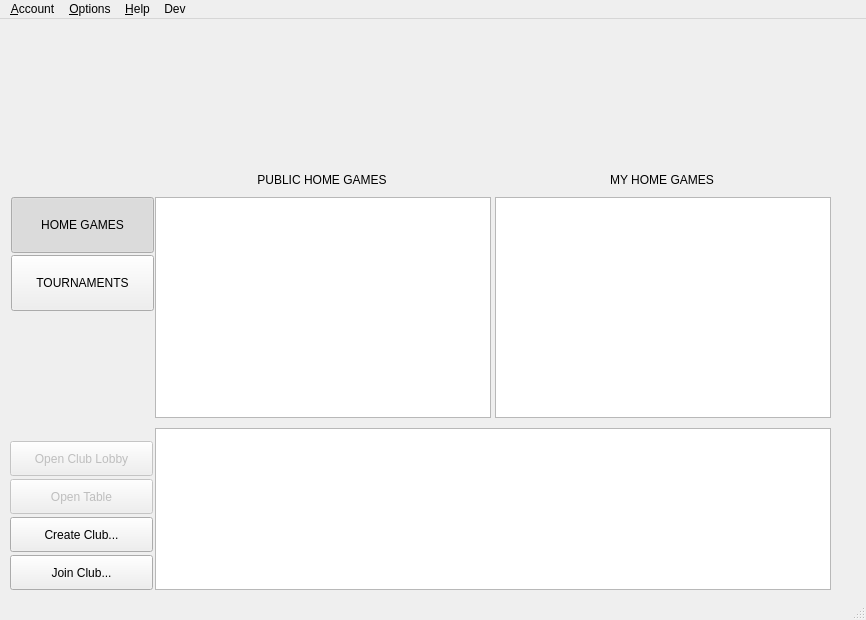
Before: the Qt Designer form qt-client/client/main_window.ui in paunovic/chipup-poker, drawn with Qt 5.
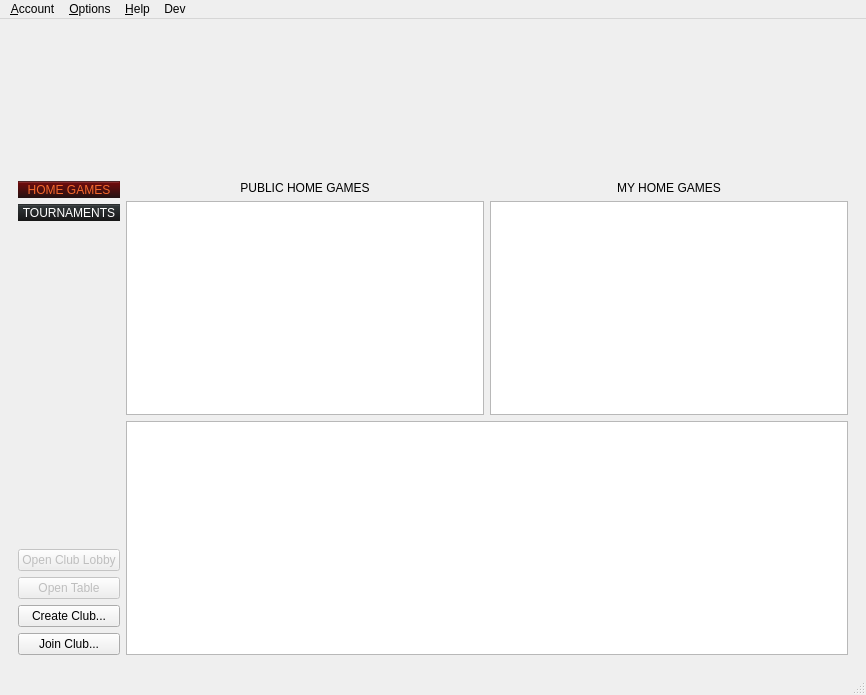
After: the same form once the commit is applied. Icons and pictures are not drawn.

Commit message: saving the latest club lobby changes

```diff
--- a/qt-client/client/main_window.ui
+++ b/qt-client/client/main_window.ui
@@ -7,7 +7,7 @@
     <x>0</x>
     <y>0</y>
     <width>866</width>
-    <height>620</height>
+    <height>695</height>
    </rect>
   </property>
   <property name="sizePolicy">
@@ -19,6 +19,22 @@
   <property name="windowTitle">
    <string>ChipUP Poker</string>
   </property>
+  <property name="styleSheet">
+   <string notr="true">QPushButton#btHomeGames, QPushButton#btTournaments,#btHomeGamesDummy,#btTournamentsDummy {
+	border-image: none;
+	background-color: qlineargradient(x1:0, y1:0, x2:0, y2:1, stop: 0 #343a3c, stop: 1 #171717);
+	border-top: 2px solid qlineargradient(x1:0, y1:0, x2:0, y2:1, stop: 0 #202223, stop: 1 #4b5152);
+	color: white;
+	min-width: 11em;
+	padding-top: 1em;
+	padding-bottom: 1em;
+}
+QPushButton:checked#btHomeGamesDummy, QPushButton:checked#btTournamentsDummy {
+	background-color: qlineargradient(x1:0, y1:0, x2:0, y2:1, stop: 0 #780b0b, stop: 1 #221212);
+	color: #f5682c;
+	border-top: 2px solid qlineargradient(x1:0, y1:0, x2:0, y2:1, stop: 0 #3a2425, stop: 1 #9f2f2f);
+}</string>
+  </property>
   <property name="unifiedTitleAndToolBarOnMac">
    <bool>false</bool>
   </property>
@@ -46,134 +62,105 @@
     </item>
     <item>
      <widget class="QWidget" name="paMain" native="true">
-      <widget class="QPushButton" name="btHomeGames">
-       <property name="geometry">
-        <rect>
-         <x>11</x>
-         <y>34</y>
-         <width>143</width>
-         <height>56</height>
-        </rect>
-       </property>
-       <property name="text">
-        <string>HOME GAMES</string>
-       </property>
-       <property name="checkable">
-        <bool>true</bool>
-       </property>
-       <property name="checked">
-        <bool>true</bool>
-       </property>
-      </widget>
-      <widget class="QPushButton" name="btTournaments">
-       <property name="geometry">
-        <rect>
-         <x>11</x>
-         <y>92</y>
-         <width>143</width>
-         <height>56</height>
-        </rect>
-       </property>
-       <property name="text">
-        <string>TOURNAMENTS</string>
-       </property>
-       <property name="checkable">
-        <bool>true</bool>
-       </property>
-      </widget>
+      <layout class="QHBoxLayout" name="horizontalLayout_3">
+       <item>
       <widget class="QStackedWidget" name="stackedWidget">
-       <property name="geometry">
-        <rect>
-         <x>0</x>
-         <y>0</y>
-         <width>841</width>
-         <height>443</height>
-        </rect>
+         <property name="currentIndex">
+          <number>0</number>
        </property>
        <widget class="QWidget" name="page">
+          <layout class="QHBoxLayout" name="horizontalLayout_2">
+           <item>
+            <layout class="QVBoxLayout" name="verticalLayout_2">
+             <item>
+              <widget class="QPushButton" name="btHomeGamesDummy">
+               <property name="sizePolicy">
+                <sizepolicy hsizetype="Minimum" vsizetype="Minimum">
+                 <horstretch>0</horstretch>
+                 <verstretch>0</verstretch>
+                </sizepolicy>
+               </property>
+               <property name="styleSheet">
+                <string notr="true"/>
+               </property>
+               <property name="text">
+                <string>HOME GAMES</string>
+               </property>
+               <property name="checkable">
+                <bool>true</bool>
+               </property>
+               <property name="checked">
+                <bool>true</bool>
+               </property>
+              </widget>
+             </item>
+             <item>
+              <widget class="QPushButton" name="btTournaments">
+               <property name="text">
+                <string>TOURNAMENTS</string>
+               </property>
+               <property name="checkable">
+                <bool>true</bool>
+               </property>
+              </widget>
+             </item>
+             <item>
+              <spacer name="verticalSpacer">
+               <property name="orientation">
+                <enum>Qt::Vertical</enum>
+               </property>
+               <property name="sizeHint" stdset="0">
+                <size>
+                 <width>20</width>
+                 <height>40</height>
+                </size>
+               </property>
+              </spacer>
+             </item>
+             <item>
         <widget class="QPushButton" name="btOpenClubLobby">
          <property name="enabled">
           <bool>false</bool>
          </property>
-         <property name="geometry">
-          <rect>
-           <x>10</x>
-           <y>278</y>
-           <width>143</width>
-           <height>35</height>
-          </rect>
-         </property>
          <property name="text">
           <string>Open Club Lobby</string>
          </property>
         </widget>
+             </item>
+             <item>
         <widget class="QPushButton" name="btOpenTable">
          <property name="enabled">
           <bool>false</bool>
          </property>
-         <property name="geometry">
-          <rect>
-           <x>10</x>
-           <y>316</y>
-           <width>143</width>
-           <height>35</height>
-          </rect>
-         </property>
          <property name="text">
           <string>Open Table</string>
          </property>
         </widget>
+             </item>
+             <item>
         <widget class="QPushButton" name="btCreateClub">
-         <property name="geometry">
-          <rect>
-           <x>10</x>
-           <y>354</y>
-           <width>143</width>
-           <height>35</height>
-          </rect>
-         </property>
          <property name="text">
           <string>Create Club...</string>
          </property>
         </widget>
+             </item>
+             <item>
         <widget class="QPushButton" name="btJoinClub">
-         <property name="geometry">
-          <rect>
-           <x>10</x>
-           <y>392</y>
-           <width>143</width>
-           <height>35</height>
-          </rect>
-         </property>
          <property name="text">
           <string>Join Club...</string>
          </property>
         </widget>
-        <widget class="QLabel" name="btPrivateClubs">
-         <property name="geometry">
-          <rect>
-           <x>495</x>
-           <y>1</y>
-           <width>334</width>
-           <height>32</height>
-          </rect>
-         </property>
-         <property name="text">
-          <string>MY HOME GAMES</string>
-         </property>
-         <property name="alignment">
-          <set>Qt::AlignCenter</set>
-         </property>
-        </widget>
+             </item>
+            </layout>
+           </item>
+           <item>
+            <layout class="QVBoxLayout" name="verticalLayout_5">
+             <item>
+              <layout class="QHBoxLayout" name="horizontalLayout">
+               <item>
+                <layout class="QVBoxLayout" name="verticalLayout_3">
+                 <item>
         <widget class="QLabel" name="btPublicGames">
-         <property name="geometry">
-          <rect>
-           <x>155</x>
-           <y>1</y>
-           <width>334</width>
-           <height>32</height>
-          </rect>
-         </property>
          <property name="text">
           <string>PUBLIC HOME GAMES</string>
          </property>
@@ -181,38 +168,76 @@
           <set>Qt::AlignCenter</set>
          </property>
         </widget>
-        <widget class="QTreeView" name="gridGames">
-         <property name="geometry">
-          <rect>
-           <x>155</x>
-           <y>265</y>
-           <width>676</width>
-           <height>162</height>
-          </rect>
-         </property>
-        </widget>
-        <widget class="QTreeView" name="gridPublicClubs">
-         <property name="geometry">
-          <rect>
-           <x>155</x>
-           <y>34</y>
-           <width>336</width>
-           <height>221</height>
-          </rect>
-         </property>
-        </widget>
-        <widget class="QTreeView" name="gridPrivateClubs">
-         <property name="geometry">
-          <rect>
-           <x>495</x>
-           <y>34</y>
-           <width>336</width>
-           <height>221</height>
-          </rect>
-         </property>
-        </widget>
+                 </item>
+                 <item>
+                  <widget class="QTreeView" name="gridPublicClubs"/>
+                 </item>
+                </layout>
+               </item>
+               <item>
+                <layout class="QVBoxLayout" name="verticalLayout_4">
+                 <item>
+                  <widget class="QLabel" name="btPrivateClubs">
+                   <property name="text">
+                    <string>MY HOME GAMES</string>
+                   </property>
+                   <property name="alignment">
+                    <set>Qt::AlignCenter</set>
+                   </property>
+                  </widget>
+                 </item>
+                 <item>
+                  <widget class="QTreeView" name="gridPrivateClubs"/>
+                 </item>
+                </layout>
+               </item>
+              </layout>
+             </item>
+             <item>
+              <widget class="QTreeView" name="gridGames"/>
+             </item>
+            </layout>
+           </item>
+          </layout>
        </widget>
        <widget class="QWidget" name="page_2">
+          <layout class="QHBoxLayout" name="horizontalLayout_4">
+           <item>
+            <layout class="QVBoxLayout" name="verticalLayout_6">
+             <item>
+              <widget class="QPushButton" name="btHomeGames">
+               <property name="text">
+                <string>HOME GAMES</string>
+               </property>
+              </widget>
+             </item>
+             <item>
+              <widget class="QPushButton" name="btTournamentsDummy">
+               <property name="text">
+                <string>TOURNAMENTS</string>
+               </property>
+               <property name="checkable">
+                <bool>true</bool>
+               </property>
+               <property name="checked">
+                <bool>true</bool>
+               </property>
+              </widget>
+             </item>
+             <item>
+              <spacer name="verticalSpacer_2">
+               <property name="orientation">
+                <enum>Qt::Vertical</enum>
+               </property>
+               <property name="sizeHint" stdset="0">
+                <size>
+                 <width>20</width>
+                 <height>40</height>
+                </size>
+               </property>
+              </spacer>
+             </item>
+             <item>
         <widget class="QPushButton" name="btTournamentRegister">
          <property name="geometry">
           <rect>
@@ -239,11 +264,17 @@
           <string>Tournament Lobby</string>
          </property>
         </widget>
-       </widget>
-      </widget>
-      <zorder>stackedWidget</zorder>
-      <zorder>btHomeGames</zorder>
-      <zorder>btTournaments</zorder>
+             </item>
+            </layout>
+           </item>
+           <item>
+            <widget class="QTreeView" name="treeView"/>
+           </item>
+          </layout>
+         </widget>
+        </widget>
+       </item>
+      </layout>
      </widget>
     </item>
    </layout>
@@ -316,7 +347,11 @@
    <addaction name="menuHelp"/>
    <addaction name="menuDev"/>
   </widget>
-  <widget class="QStatusBar" name="statusbar"/>
+  <widget class="QStatusBar" name="statusbar">
+   <property name="sizeGripEnabled">
+    <bool>true</bool>
+   </property>
+  </widget>
   <action name="actionChange_E_mail_address">
    <property name="text">
     <string>Change &amp;E-mail address...</string>
```
Left out of the diff: 31 changed lines with no effect on the pictures. Lines whose indentation alone changed are shown as unchanged. The commit also changes 15 other files.
